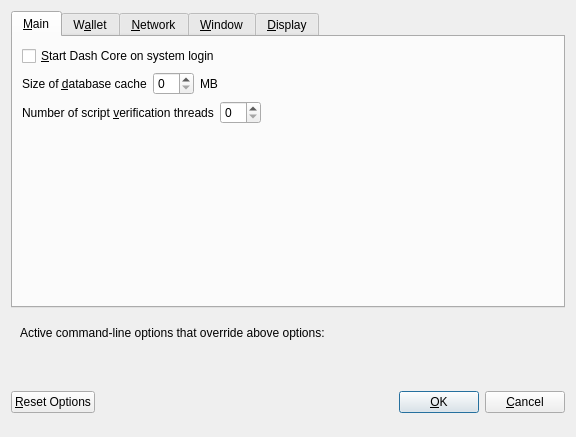
The window that src/qt/forms/optionsdialog.ui (mabtcoin/chaincoin) describes before a commit, drawn with Qt 5.
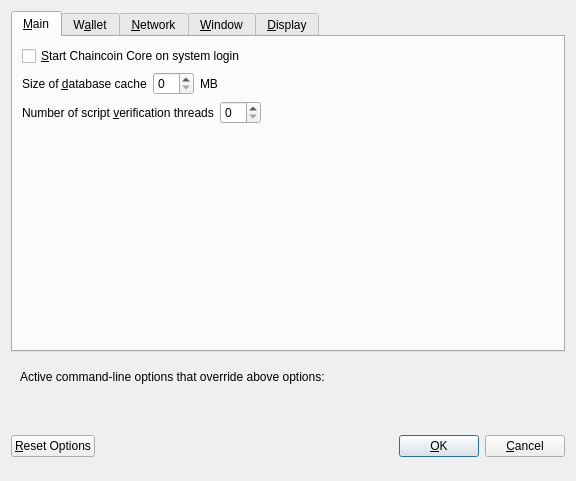
The same window after the commit. Custom widgets are drawn as their Qt base class.

What changed in the file:
```diff
--- a/src/qt/forms/optionsdialog.ui
+++ b/src/qt/forms/optionsdialog.ui
@@ -7,7 +7,7 @@
     <x>0</x>
     <y>0</y>
     <width>576</width>
-    <height>402</height>
+    <height>481</height>
    </rect>
   </property>
   <property name="windowTitle">
@@ -33,7 +33,7 @@
           <string>Automatically start Dash Core after logging in to the system.</string>
          </property>
          <property name="text">
-          <string>&amp;Start Dash Core on system login</string>
+          <string>&amp;Start Chaincoin Core on system login</string>
          </property>
         </widget>
        </item>
```
Left out of the diff: 10 changed lines with no effect on the pictures.
